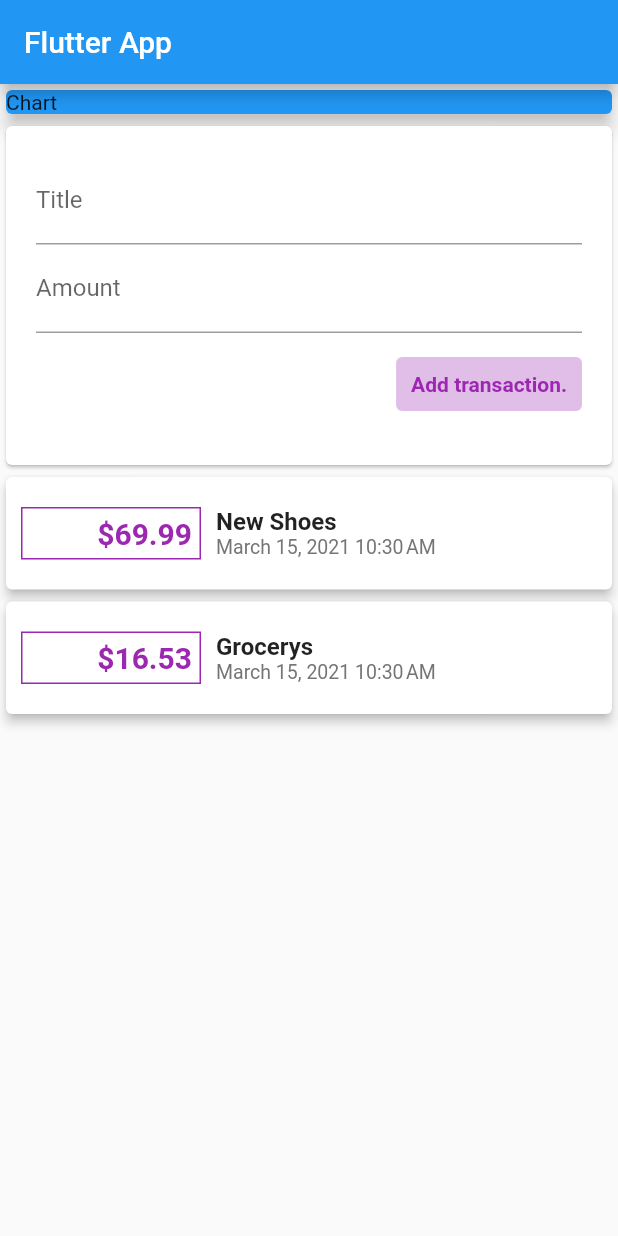
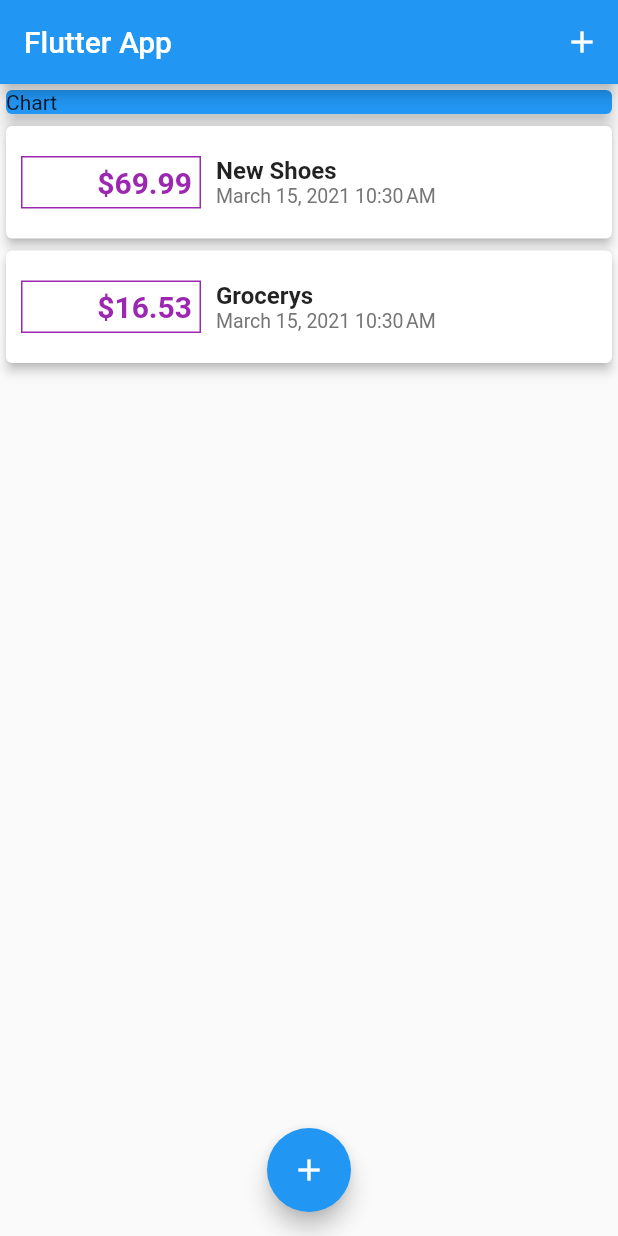
Before and after one commit to serdarsalci/Personal_Expenses_Flutter, a Flutter app: the screen it shows after launch, on a phone screen of 412 x 824 dp. Run offline on Flutter 3.47's test engine with Material 2 defaults, Android fonts, the phone set to English and light mode, and no system bars.

```diff
--- a/lib/main.dart
+++ b/lib/main.dart
@@ -1,5 +1,9 @@
+import 'package:flutter/cupertino.dart';
 import 'package:flutter/material.dart';
+import 'package:personal_expenses/widgets/new_transaction.dart';
 import './widgets/user_transactions.dart';
+import './models/transaction.dart';
+import './widgets/transaction_list.dart';
 
 void main() {
   runApp(MyApp());
@@ -19,18 +23,71 @@ class MyApp extends StatelessWidget {
   }
 }
 
-class MyHomePage extends StatelessWidget {
+class MyHomePage extends StatefulWidget {
   // String titleInput;
   // String amountInput;
 
-  final titleController = TextEditingController();
-  final amountController = TextEditingController();
+  @override
+  _MyHomePageState createState() => _MyHomePageState();
+}
+
+class _MyHomePageState extends State<MyHomePage> {
+  // final titleController = TextEditingController();
+  // final amountController = TextEditingController();
+
+  final List<Transaction> _userTransactions = [
+    Transaction(
+      id: 't1',
+      title: 'New Shoes',
+      amount: 69.99,
+      date: DateTime.now(),
+    ),
+    Transaction(
+      id: 't2',
+      title: 'Grocerys',
+      amount: 16.53,
+      date: DateTime.now(),
+    )
+  ];
+
+  void _addNewTransaction(String txTitle, double amount) {
+    final newTx = Transaction(
+      title: txTitle,
+      amount: amount,
+      date: DateTime.now(),
+      id: DateTime.now().toString(),
+    );
+
+    setState(() {
+      // _userTransactions.add(newTx);
+      _userTransactions.insert(0, newTx);
+    });
+  }
+
+  void _startAddNewTransaction(BuildContext ctx) {
+    //showCupertinoModalPopup(context: context, builder: builder)
+    showModalBottomSheet(
+        context: ctx,
+        builder: (_bCtx) {
+          return GestureDetector(
+            onTap: () {},
+            child: NewTransaction(_addNewTransaction),
+            behavior: HitTestBehavior.opaque,
+          );
+        });
+  }
 
   @override
   Widget build(BuildContext context) {
     return Scaffold(
       appBar: AppBar(
         title: Text('Flutter App'),
+        actions: [
+          IconButton(
+            icon: Icon(Icons.add),
+            onPressed: () => _startAddNewTransaction(context),
+          )
+        ],
       ),
       body: SingleChildScrollView(
         child: Column(
@@ -45,9 +102,14 @@ class MyHomePage extends StatelessWidget {
                 color: Colors.blue,
               ),
             ),
-            UserTransactions(),
+            TransactionList(transactions: _userTransactions),
           ],
         ),
+      ),
+      floatingActionButtonLocation: FloatingActionButtonLocation.centerFloat,
+      floatingActionButton: FloatingActionButton(
+        child: Icon(Icons.add),
+        onPressed: () => _startAddNewTransaction(context),
       ),
     );
   }
--- a/lib/widgets/transaction_list.dart
+++ b/lib/widgets/transaction_list.dart
@@ -29,7 +29,7 @@ class TransactionList extends StatelessWidget {
                     ),
                   ),
                   child: Text(
-                    '\$${transactions[index].amount}',
+                    '\$${transactions[index].amount.toStringAsFixed(2)}',
                     style: TextStyle(
                       fontWeight: FontWeight.w600,
                       fontSize: 20,
```
Also changed, not shown: lib/widgets/new_transaction.dart (+22 -8 lines).
